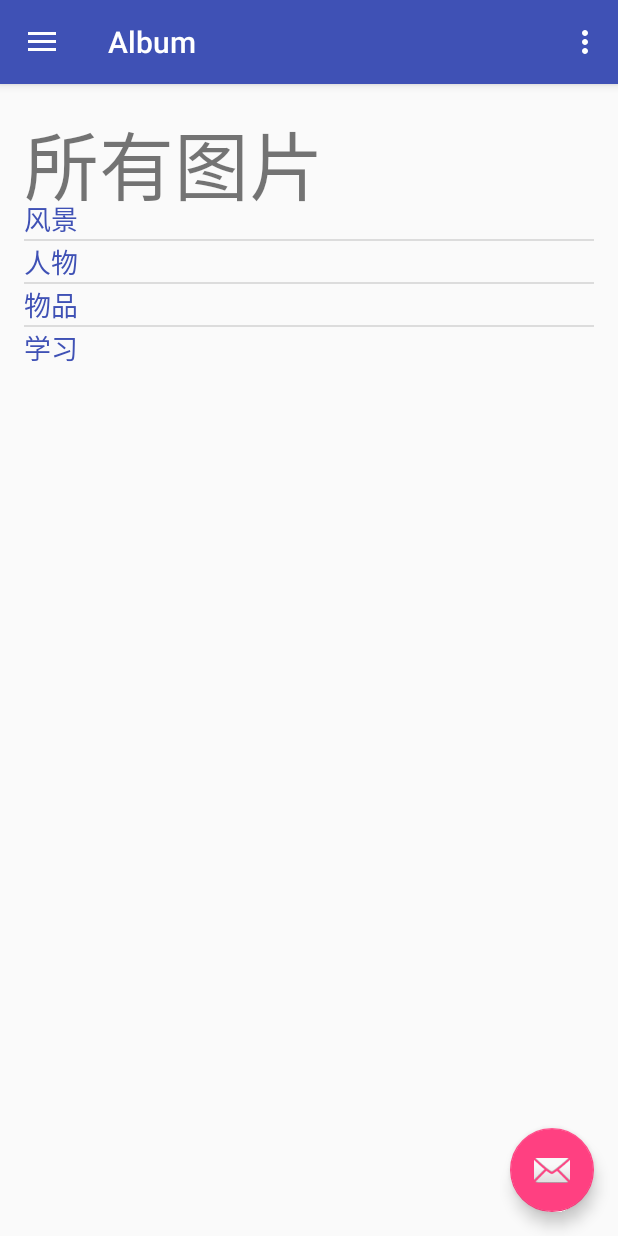
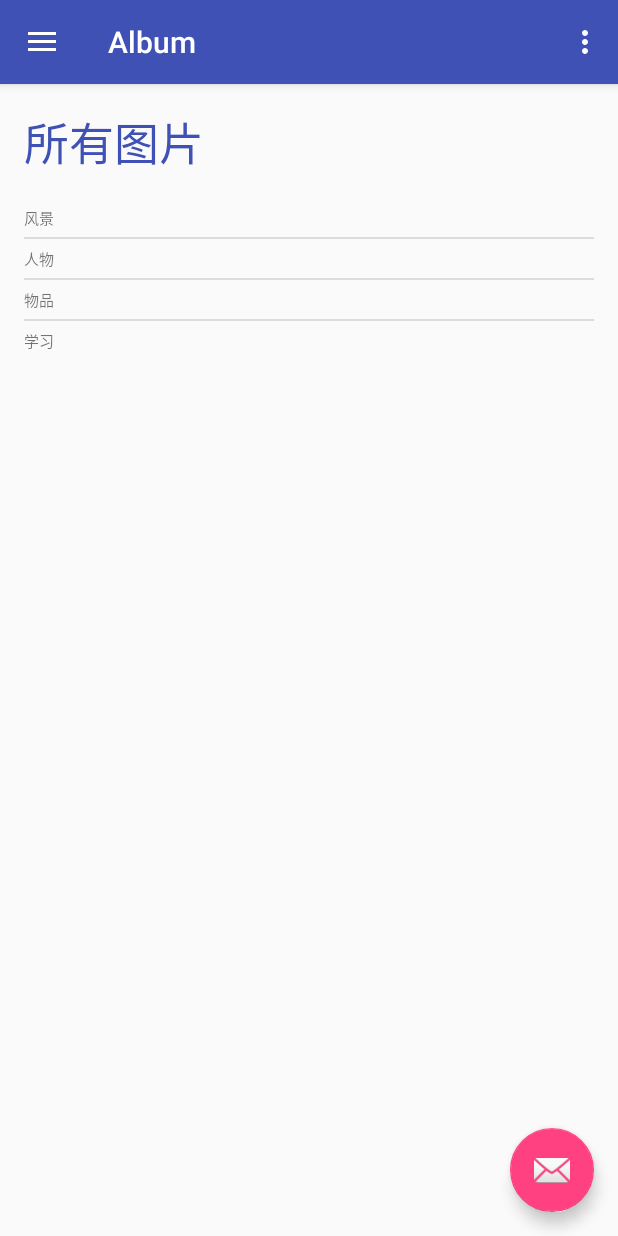
Before and after one commit to beloveby/SmartAlbum, an Android app: the screen it shows after launch (AlbumActivity), after a tap on an icon or button, on a phone screen of 412 x 824 dp. Run offline under Robolectric (Android 15) with nearby library versions, the phone set to English and light mode, and no system bars; libraries missing offline, so code that uses them is left out: com.nostra13.universalimageloader; 9 statements that could not run were skipped; 1 other tap on this screen came first.

```diff
--- a/app/src/main/java/ruc/team/smartalbum/AlbumActivity.java
+++ b/app/src/main/java/ruc/team/smartalbum/AlbumActivity.java
@@ -108,8 +108,6 @@ public class AlbumActivity extends AppCompatActivity
         getMenuInflater().inflate(R.menu.album, menu);
         return true;
     }
-
-    @Override
     public boolean onOptionsItemSelected(MenuItem item) {
         // Handle action bar item clicks here. The action bar will
         // automatically handle clicks on the Home/Up button, so long
--- a/app/src/main/java/ruc/team/smartalbum/ScrollingActivity.java
+++ b/app/src/main/java/ruc/team/smartalbum/ScrollingActivity.java
@@ -1,19 +1,27 @@
 package ruc.team.smartalbum;
 
+import android.content.ComponentName;
 import android.content.Context;
 import android.content.Intent;
-import android.os.Binder;
+import android.content.ServiceConnection;
+import android.content.SharedPreferences;
 import android.os.Bundle;
+import android.os.IBinder;
 import android.support.design.widget.FloatingActionButton;
 import android.support.design.widget.Snackbar;
 import android.support.v7.app.AppCompatActivity;
 import android.support.v7.widget.Toolbar;
+import android.util.Log;
 import android.view.Menu;
 import android.view.MenuItem;
 import android.view.View;
 import android.widget.ExpandableListView;
 
 public class ScrollingActivity extends AppCompatActivity {
+
+    private SharedPreferences preferences;
+    private ServiceConnection serviceConnection = null;
+    static final String TAG = "SmartAlbum";
 
     @Override
     protected void onCreate(Bundle savedInstanceState) {
@@ -35,15 +43,17 @@ public class ScrollingActivity extends AppCompatActivity {
         ExpandableListView expandableListView = (ExpandableListView) findViewById(R.id.menu);
         myExpandableListAdapter adapter = new myExpandableListAdapter(expandableListView.getContext());
 
+        initialSystem();
+
         initData(adapter);
 
         expandableListView.setAdapter(adapter);
         expandableListView.setOnChildClickListener(new ExpandableListView.OnChildClickListener() {
             @Override
             public boolean onChildClick(ExpandableListView parent, View v, int groupPosition, int childPosition, long id) {
-                Intent intent =new Intent(context, AlbumActivity.class);
+                Intent intent = new Intent(context, AlbumActivity.class);
 
-                Bundle bundle=new Bundle();
+                Bundle bundle = new Bundle();
 
                 int mid = TempData.getId(groupPosition, childPosition);
                 bundle.putInt("id", mid);
@@ -53,6 +63,38 @@ public class ScrollingActivity extends AppCompatActivity {
                 return true;
             }
         });
+
+    }
+
+    private void initialSystem() {
+        preferences = getSharedPreferences("smart_album", Context.MODE_PRIVATE);
+        if (preferences.getBoolean("IsFirstStart", true)) {
+            SharedPreferences.Editor editor = preferences.edit();
+            editor.putBoolean("isFirstStart", false);
+            editor.commit();
+
+            //other operations, start page or the preparation for image processor
+        }
+
+        //check database
+
+        //start service
+        serviceConnection = new ServiceConnection() {
+            @Override
+            public void onServiceConnected(ComponentName name, IBinder service) {
+                Log.d(TAG, "service connected");
+                ImageProcess imageProcess = ((ImageProcess.ImageProcessBinder) service).getService();
+                imageProcess.fortest();
+            }
+
+            @Override
+            public void onServiceDisconnected(ComponentName name) {
+                Log.d(TAG, "service disconnected");
+            }
+        };
+
+        Intent service = new Intent(this.getApplicationContext(), ImageProcess.class);
+        this.bindService(service, this.serviceConnection, Context.BIND_AUTO_CREATE);
 
     }
 
@@ -80,4 +122,13 @@ public class ScrollingActivity extends AppCompatActivity {
         }
         return super.onOptionsItemSelected(item);
     }
+
+    @Override
+    public void onStop() {
+        super.onStop();
+        if (this.serviceConnection != null) {
+            this.unbindService(this.serviceConnection);
+            this.serviceConnection = null;
+        }
+    }
 }
--- a/app/src/main/java/ruc/team/smartalbum/SmartAlbumAdapter.java
+++ b/app/src/main/java/ruc/team/smartalbum/SmartAlbumAdapter.java
@@ -100,16 +100,16 @@ public class SmartAlbumAdapter extends BaseAdapter {
             OneHolder holder = null;
 
             if (convertView == null) {
-                convertView = LayoutInflater.from(context).inflate(R.layout.album_many, null);
+                convertView = LayoutInflater.from(context).inflate(R.layout.album_one, null);
                 holder = new OneHolder();
 
-                holder.gridView = (GridView) convertView.findViewById(R.id.album_many_gridview);
+                holder.gridView = (GridView) convertView.findViewById(R.id.album_one_gridview);
 
                 convertView.setTag(holder);
             } else
                 holder = (OneHolder) convertView.getTag();
 
-            ManyGridViewAdapter adapter = new ManyGridViewAdapter(context, imageLoader, options);
+            OneGridViewAdapter adapter = new OneGridViewAdapter(context, imageLoader, options);
             adapter.initData(showList.get(position));
             holder.gridView.setOnScrollListener(new PauseOnScrollListener(imageLoader, true, false));
             holder.gridView.setAdapter(adapter);
--- a/app/src/main/java/ruc/team/smartalbum/TempData.java
+++ b/app/src/main/java/ruc/team/smartalbum/TempData.java
@@ -70,7 +70,9 @@ public class TempData {
             case 0:
                 List<String> path1 = new ArrayList<>();
                 path1.add(scene_draw[0][0]);
+                path1.add(scene_draw[0][0]);
                 path1.add(scene_draw[0][1]);
+                path1.add(scene_draw[0][0]);
                 Show show1 = new Show();
                 show1.setPaths(path1);
 
--- a/app/src/main/res/layout/album_imageview.xml
+++ b/app/src/main/res/layout/album_imageview.xml
@@ -5,7 +5,9 @@
 
     <ImageView
         android:id="@+id/album_image"
-        android:layout_width="match_parent"
-        android:layout_height="match_parent" />
+        android:layout_width="63dip"
+        android:layout_height="63dip"
+        android:adjustViewBounds="true"
+        android:scaleType="centerCrop"  />
 
 </LinearLayout>
--- a/app/src/main/res/layout/album_many.xml
+++ b/app/src/main/res/layout/album_many.xml
@@ -8,9 +8,10 @@
         android:id="@+id/album_tabs"
         android:layout_width="match_parent"
         android:layout_height="wrap_content"
-        android:textSize="18sp"
-        android:textColor="@color/colorTab"
-        android:text="tab"/>
+        android:layout_marginTop="5dp"
+        android:layout_marginBottom="5dp"
+        android:textSize="10sp"
+        android:text="标签"/>
 
     <GridView
         android:id="@+id/album_many_gridview"
--- a/app/src/main/res/layout/content_album.xml
+++ b/app/src/main/res/layout/content_album.xml
@@ -17,7 +17,8 @@
         android:layout_width="match_parent"
         android:layout_height="wrap_content"
         android:layout_marginLeft="0dp"
-        android:textSize="50sp"
+        android:textSize="30sp"
+        android:textColor="@color/colorTittle"
         android:text="Album"/>
 
     <LinearLayout
--- a/app/src/main/res/layout/expendlist_group.xml
+++ b/app/src/main/res/layout/expendlist_group.xml
@@ -21,6 +21,7 @@
             android:layout_centerVertical="true"
             android:layout_toRightOf="@+id/img"
             android:layout_marginLeft="20dp"
+            android:layout_marginBottom="20dp"
             android:textSize="18sp"
             android:text="风景" />
 
--- a/app/src/main/res/values/colors.xml
+++ b/app/src/main/res/values/colors.xml
@@ -4,4 +4,5 @@
     <color name="colorPrimaryDark">#303F9F</color>
     <color name="colorAccent">#FF4081</color>
     <color name="colorTab">#3F51B5</color>
+    <color name="colorTittle">#3F51B5</color>
 </resources>
--- a/build.gradle
+++ b/build.gradle
@@ -9,7 +9,7 @@ buildscript {
         }
     }
     dependencies {
-        classpath 'com.android.tools.build:gradle:2.0.0'
+        classpath 'com.android.tools.build:gradle:2.2.3'
 
         // NOTE: Do not place your application dependencies here; they belong
         // in the individual module build.gradle files
```
Also changed, not shown: app/src/main/AndroidManifest.xml (+6 -1 lines), app/src/main/java/ruc/team/smartalbum/ImageProcess.java (added, +40 -0 lines), app/src/main/java/ruc/team/smartalbum/OneGridViewAdapter.java (added, +59 -0 lines), app/src/main/res/layout/expendlist_item.xml (+9 -4 lines), app/src/main/res/drawable/enter.jpg (deleted), app/src/main/res/drawable/enter.png (added), gradle/wrapper/gradle-wrapper.properties.
